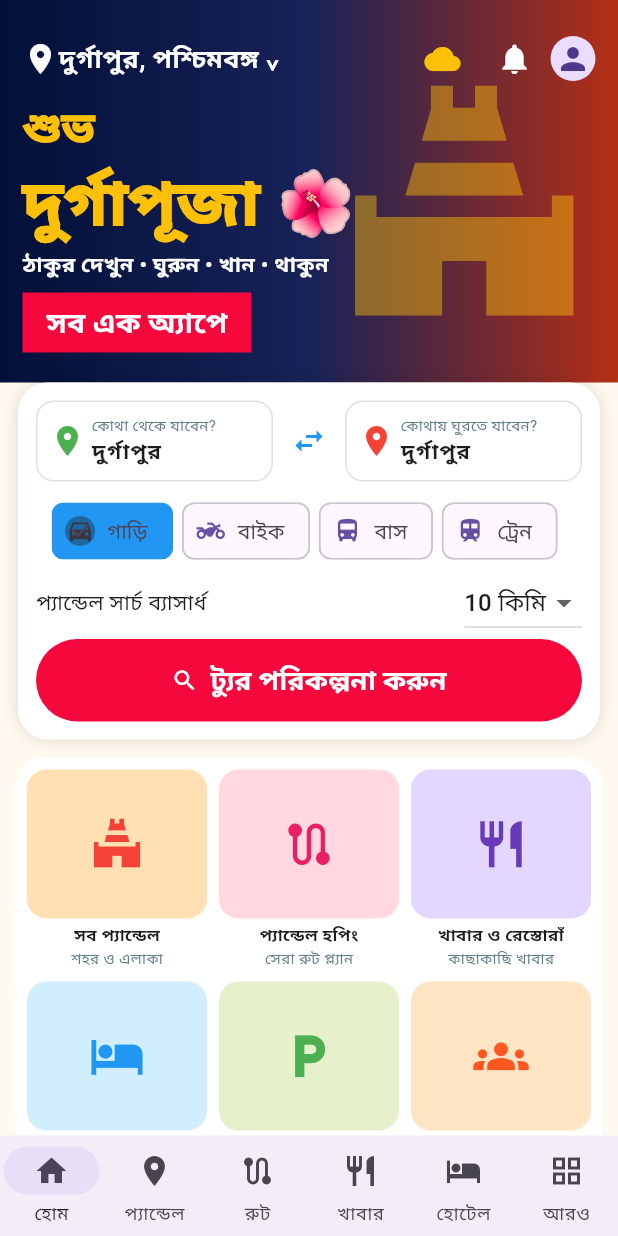
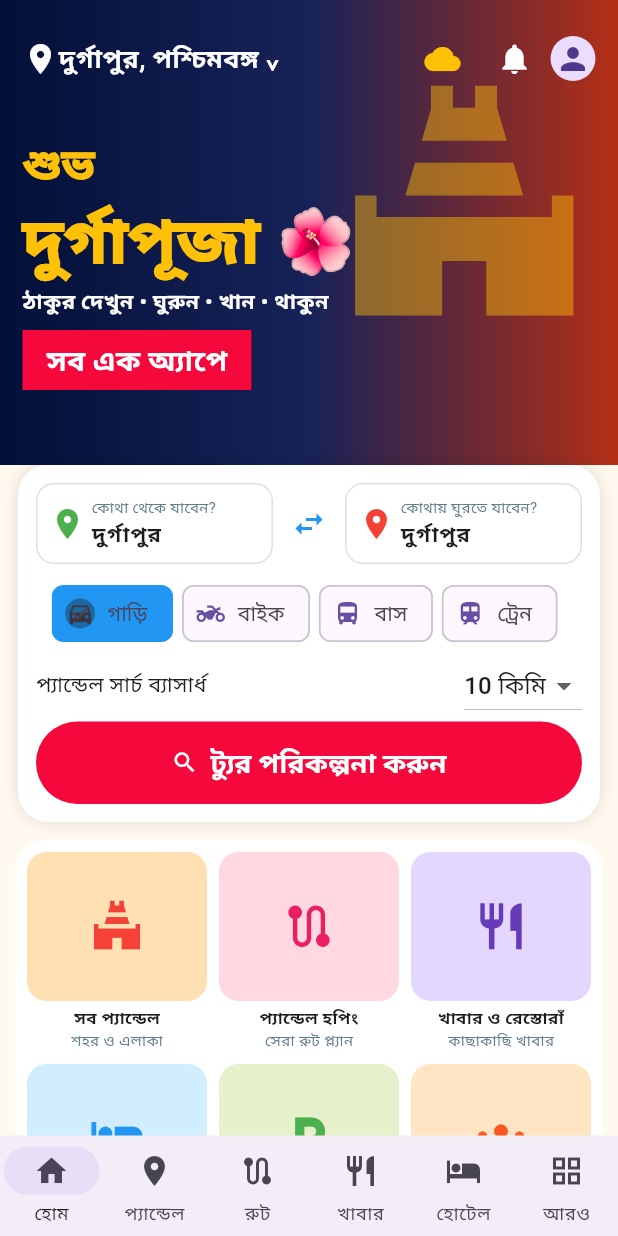
Before and after one commit to webappdevlop2026-oss/toursathi, a Flutter app: the screen it shows after launch, on a phone screen of 412 x 824 dp. Run offline on Flutter 3.47's test engine with Material 3 defaults, Android fonts, the phone set to English and light mode, and no system bars.

Commit message:
Fix hero banner bottom pixel overflow on compact mobile screens

```diff
--- a/lib/main.dart
+++ b/lib/main.dart
@@ -37,11 +37,11 @@ class _TourHomeState extends State<TourHome> {
  @override Widget build(BuildContext context) {
  final matches=places.asMap().entries.where((e)=>(e.value.$1+e.value.$2).contains(filter)).toList();
  return Scaffold(backgroundColor:const Color(0xfffff9ef),body:SafeArea(child:ListView(children:[
- Container(height:255,padding:const EdgeInsets.all(15),decoration:const BoxDecoration(gradient:LinearGradient(colors:[Color(0xff031038),Color(0xff172258),Color(0xffb52f16)])),child:Stack(children:[
+ Container(constraints:const BoxConstraints(minHeight:310),padding:const EdgeInsets.all(15),decoration:const BoxDecoration(gradient:LinearGradient(colors:[Color(0xff031038),Color(0xff172258),Color(0xffb52f16)])),child:Stack(children:[
  Positioned(right:0,top:35,child:Icon(Icons.temple_hindu,size:175,color:Colors.amber.withOpacity(.45))),
  Column(crossAxisAlignment:CrossAxisAlignment.start,children:[
  Row(children:[const Icon(Icons.location_on,color:Colors.white),const Expanded(child:Text('দুর্গাপুর, পশ্চিমবঙ্গ ⌄',style:TextStyle(color:Colors.white,fontWeight:FontWeight.bold,fontSize:17))),IconButton(onPressed:()=>soon('আবহাওয়া'),icon:const Icon(Icons.wb_cloudy,color:Colors.amber)),IconButton(onPressed:()=>soon('নোটিফিকেশন'),icon:const Icon(Icons.notifications,color:Colors.white)),const CircleAvatar(radius:15,child:Icon(Icons.person))]),
- const Spacer(),const Text('শুভ',style:TextStyle(fontSize:29,color:Colors.amber,fontWeight:FontWeight.w900)),
+ const SizedBox(height:25),const Text('শুভ',style:TextStyle(fontSize:29,color:Colors.amber,fontWeight:FontWeight.w900)),
  const Text('দুর্গাপূজা 🌺',style:TextStyle(fontSize:42,color:Colors.amber,fontWeight:FontWeight.w900)),
  const Text('ঠাকুর দেখুন • ঘুরুন • খান • থাকুন',style:TextStyle(color:Colors.white,fontWeight:FontWeight.bold)),
  const SizedBox(height:8),Container(padding:const EdgeInsets.symmetric(horizontal:16,vertical:6),color:const Color(0xfff5083c),child:const Text('সব এক অ্যাপে',style:TextStyle(fontSize:19,color:Colors.white,fontWeight:FontWeight.bold))),const SizedBox(height:8)
```
